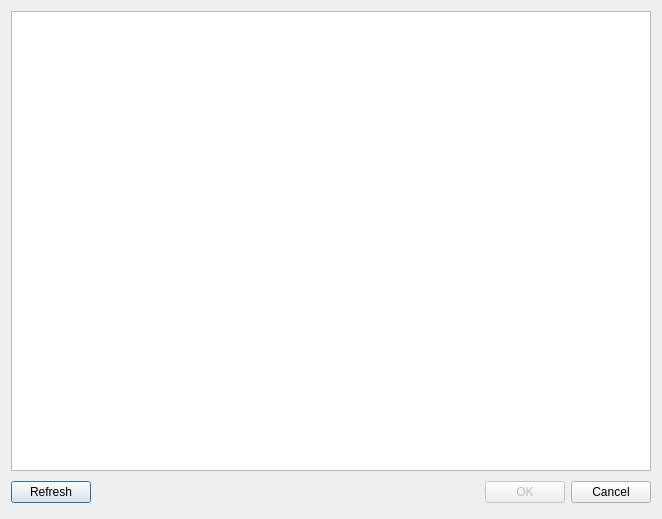
Qt form source/Gui/WebSimulationSelectionView.ui (chrxh/alien) before a commit.
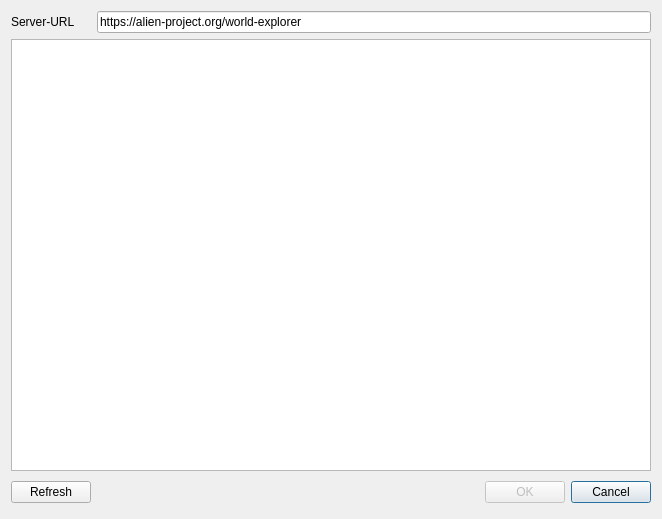
The same form after that commit.

Commit message: adding server url input

```diff
--- a/source/Gui/WebSimulationSelectionView.ui
+++ b/source/Gui/WebSimulationSelectionView.ui
@@ -14,44 +14,37 @@
    <string>Select a simulation to connect</string>
   </property>
   <layout class="QGridLayout" name="gridLayout">
-   <item row="1" column="1">
-    <layout class="QHBoxLayout">
-     <property name="spacing">
-      <number>6</number>
-     </property>
-     <property name="leftMargin">
-      <number>0</number>
-     </property>
-     <property name="topMargin">
-      <number>0</number>
-     </property>
-     <property name="rightMargin">
-      <number>0</number>
-     </property>
-     <property name="bottomMargin">
-      <number>0</number>
-     </property>
-     <item>
-      <widget class="QPushButton" name="refreshButton">
+   <item row="1" column="0" colspan="4">
+    <widget class="QTreeView" name="webSimulationTreeView"/>
+   </item>
+   <item row="3" column="3">
+    <widget class="QPushButton" name="cancelButton">
        <property name="text">
-        <string>Refresh</string>
+      <string>Cancel</string>
        </property>
       </widget>
      </item>
-     <item>
+   <item row="3" column="1">
       <spacer>
        <property name="orientation">
         <enum>Qt::Horizontal</enum>
        </property>
        <property name="sizeHint" stdset="0">
         <size>
-         <width>131</width>
+       <width>398</width>
          <height>31</height>
         </size>
        </property>
       </spacer>
      </item>
-     <item>
+   <item row="3" column="0">
+    <widget class="QPushButton" name="refreshButton">
+     <property name="text">
+      <string>Refresh</string>
+     </property>
+    </widget>
+   </item>
+   <item row="3" column="2">
       <widget class="QPushButton" name="okButton">
        <property name="enabled">
         <bool>false</bool>
@@ -61,17 +54,19 @@
        </property>
       </widget>
      </item>
-     <item>
-      <widget class="QPushButton" name="cancelButton">
+   <item row="0" column="0">
+    <widget class="QLabel" name="label">
        <property name="text">
-        <string>Cancel</string>
+      <string>Server-URL</string>
        </property>
       </widget>
      </item>
-    </layout>
-   </item>
-   <item row="0" column="1">
-    <widget class="QTreeView" name="webSimulationTreeView"/>
+   <item row="0" column="1" colspan="3">
+    <widget class="QLineEdit" name="urlEdit">
+     <property name="text">
+      <string>https://alien-project.org/world-explorer</string>
+     </property>
+    </widget>
    </item>
   </layout>
  </widget>
```
Lines whose indentation alone changed are shown as unchanged.
